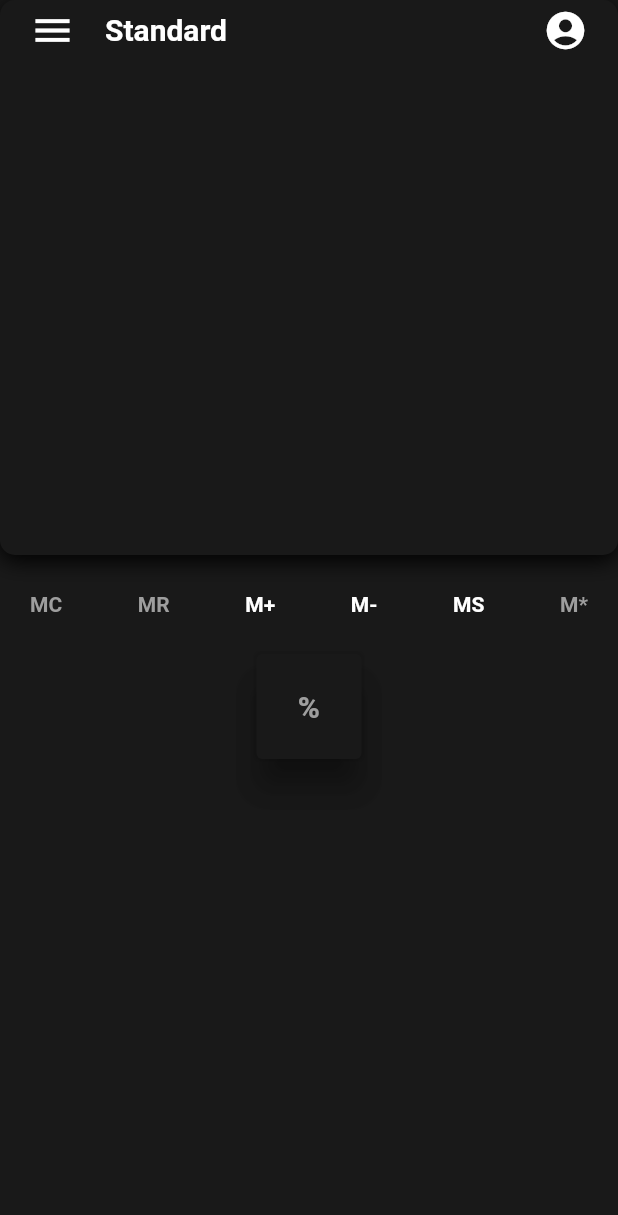
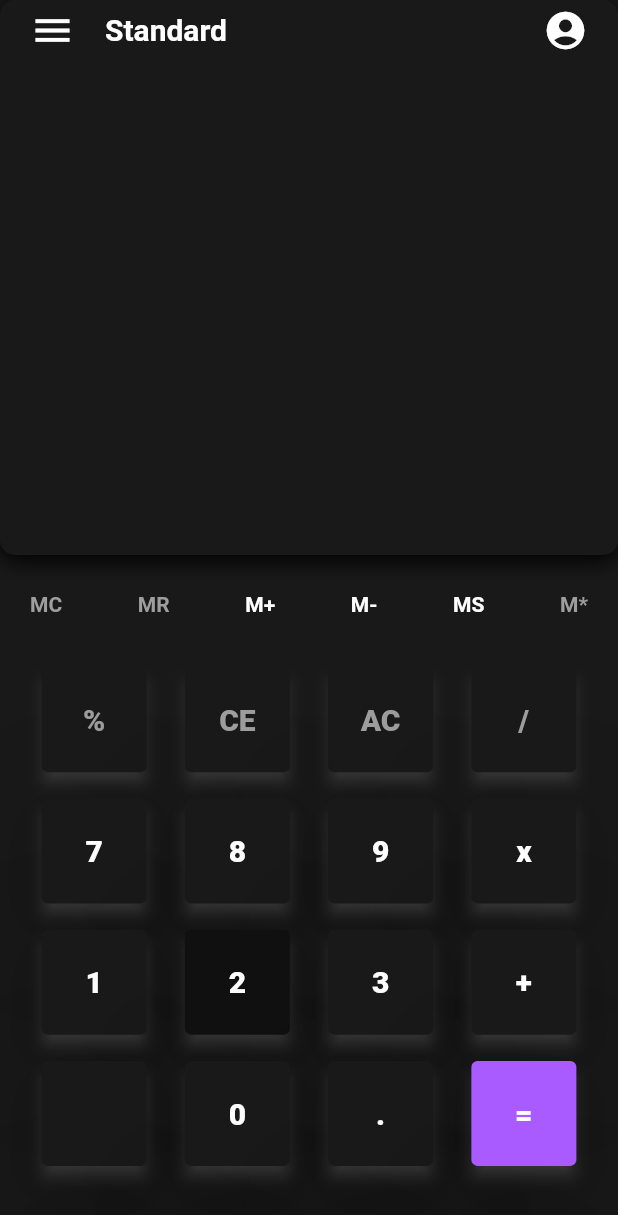
Before and after one commit to Swaforde/flutter_calculator, a Flutter app: the screen it shows after launch, on a phone screen of 412 x 824 dp. Shown: the top 1215 px of the screen. Run offline on Flutter 3.47's test engine with Material 2 defaults, Android fonts, the phone set to English and light mode, and no system bars; our stand-ins replace hexcolor.

Commit message:
ui update

```diff
--- /dev/null
+++ b/lib/customs_widgets/buttons.dart
@@ -0,0 +1,139 @@
+import 'package:flutter/material.dart';
+import 'package:hexcolor/hexcolor.dart';
+
+class CalculatorButtonSpec extends StatelessWidget {
+  final String text;
+
+  const CalculatorButtonSpec({super.key, required this.text});
+
+  @override
+  Widget build(BuildContext context) {
+    return SizedBox(
+      width: 70.0,
+      height: 70.0,
+      child: Material(
+        color: Colors.transparent,
+        elevation: 50,
+        child: ElevatedButton(
+          onPressed: () {},
+          style: ElevatedButton.styleFrom(
+              shadowColor: HexColor('#838383'),
+              elevation: 4,
+              backgroundColor: HexColor('#191919')
+          ),
+          child: Text(
+            text,
+            style: const TextStyle(
+              fontWeight: FontWeight.w900,
+              fontSize: 20,
+              color: Colors.grey,
+            ),
+          ),
+        ),
+      ),
+    );
+  }
+}
+
+class CalculatorButton extends StatelessWidget {
+  final String text;
+
+  const CalculatorButton({super.key, required this.text});
+
+  @override
+  Widget build(BuildContext context) {
+    return SizedBox(
+      width: 70.0,
+      height: 70.0,
+      child: Material(
+        color: Colors.transparent,
+        elevation: 50,
+        child: ElevatedButton(
+          onPressed: () {},
+          style: ElevatedButton.styleFrom(
+              shadowColor: HexColor('#838383'),
+              elevation: 4,
+              backgroundColor: HexColor('#191919')
+          ),
+          child: Text(
+            text,
+            style: const TextStyle(
+              fontWeight: FontWeight.w900,
+              fontSize: 20,
+              color: Colors.white,
+            ),
+          ),
+        ),
+      ),
+    );
+  }
+}
+
+class CalculatorButtonUnique extends StatelessWidget {
+  final String text;
+
+  const CalculatorButtonUnique({super.key, required this.text});
+
+  @override
+  Widget build(BuildContext context) {
+    return SizedBox(
+      width: 70.0,
+      height: 70.0,
+      child: Material(
+        color: Colors.transparent,
+        elevation: 50,
+        child: ElevatedButton(
+          onPressed: () {},
+          style: ElevatedButton.styleFrom(
+              shadowColor: HexColor('#838383'),
+              elevation: 4,
+              backgroundColor: HexColor('#101010'),
+          ),
+          child: Text(
+            text,
+            style: const TextStyle(
+              fontWeight: FontWeight.w900,
+              fontSize: 20,
+              color: Colors.white,
+            ),
+          ),
+        ),
+      ),
+    );
+  }
+}
+
+
+class CalculatorButtonPink extends StatelessWidget {
+  final String text;
+
+  const CalculatorButtonPink({super.key, required this.text});
+
+  @override
+  Widget build(BuildContext context) {
+    return SizedBox(
+      width: 70.0,
+      height: 70.0,
+      child: Material(
+        color: Colors.transparent,
+        elevation: 50,
+        child: ElevatedButton(
+          onPressed: () {},
+          style: ElevatedButton.styleFrom(
+              shadowColor: HexColor('#838383'),
+              elevation: 4,
+              backgroundColor: HexColor('#aa5bff')
+          ),
+          child: Text(
+            text,
+            style: const TextStyle(
+              fontWeight: FontWeight.w900,
+              fontSize: 20,
+              color: Colors.white,
+            ),
+          ),
+        ),
+      ),
+    );
+  }
+}
--- a/lib/screens/main_page.dart
+++ b/lib/screens/main_page.dart
@@ -2,6 +2,7 @@ import 'dart:ui';
 
 import 'package:flutter/cupertino.dart';
 import 'package:flutter/material.dart';
+import 'package:flutter_calculator/customs_widgets/buttons.dart';
 import 'package:flutter_calculator/customs_widgets/text.dart';
 import 'package:hexcolor/hexcolor.dart';
 
@@ -73,40 +74,55 @@ class _MainPageState extends State<MainPage> {
                 ],
               ),
             ),
+
             Container(
               padding: const EdgeInsets.symmetric(horizontal: 15),
               width: double.infinity,
-              child: Column(
+              height: 350,
+              child: const Column(
+                mainAxisAlignment: MainAxisAlignment.spaceAround,
                 children: <Widget>[
                   SizedBox(
                     child: Row(
                       mainAxisAlignment: MainAxisAlignment.spaceAround,
                       children: <Widget>[
-                        SizedBox(
-                          width: 70.0,
-                          height: 70.0,
-                          child: Material(
-                            color: Colors.transparent,
-                            elevation: 10,
-                            child: ElevatedButton(
-                              onPressed: () {},
-                              style: ElevatedButton.styleFrom(
-                                  shadowColor: Colors.black,
-                                  elevation: 10,
-                                  backgroundColor: HexColor(
-                                    '#191919',
-                                  )),
-                              child: const Text(
-                                '%',
-                                style: TextStyle(
-                                  fontWeight: FontWeight.w900,
-                                  fontSize: 20,
-                                  color: Colors.grey,
-                                ),
-                              ),
-                            ),
-                          ),
-                        ),
+                        CalculatorButtonSpec(text: '%'),
+                        CalculatorButtonSpec(text: 'CE'),
+                        CalculatorButtonSpec(text: 'AC'),
+                        CalculatorButtonSpec(text: '/'),
+                      ],
+                    ),
+                  ),
+                  SizedBox(
+                    child: Row(
+                      mainAxisAlignment: MainAxisAlignment.spaceAround,
+                      children: <Widget>[
+                        CalculatorButton(text: '7'),
+                        CalculatorButton(text: '8'),
+                        CalculatorButton(text: '9'),
+                        CalculatorButton(text: 'x'),
+                      ],
+                    ),
+                  ),
+                  SizedBox(
+                    child: Row(
+                      mainAxisAlignment: MainAxisAlignment.spaceAround,
+                      children: <Widget>[
+                        CalculatorButton(text: '1'),
+                        CalculatorButtonUnique(text: '2'),
+                        CalculatorButton(text: '3'),
+                        CalculatorButton(text: '+'),
+                      ],
+                    ),
+                  ),
+                  SizedBox(
+                    child: Row(
+                      mainAxisAlignment: MainAxisAlignment.spaceAround,
+                      children: <Widget>[
+                        CalculatorButton(text: ''),
+                        CalculatorButton(text: '0'),
+                        CalculatorButton(text: '.'),
+                        CalculatorButtonPink(text: '='),
                       ],
                     ),
                   ),
```
Also changed, not shown: lib/customs_widgets/text.dart (line endings or trailing spaces).
